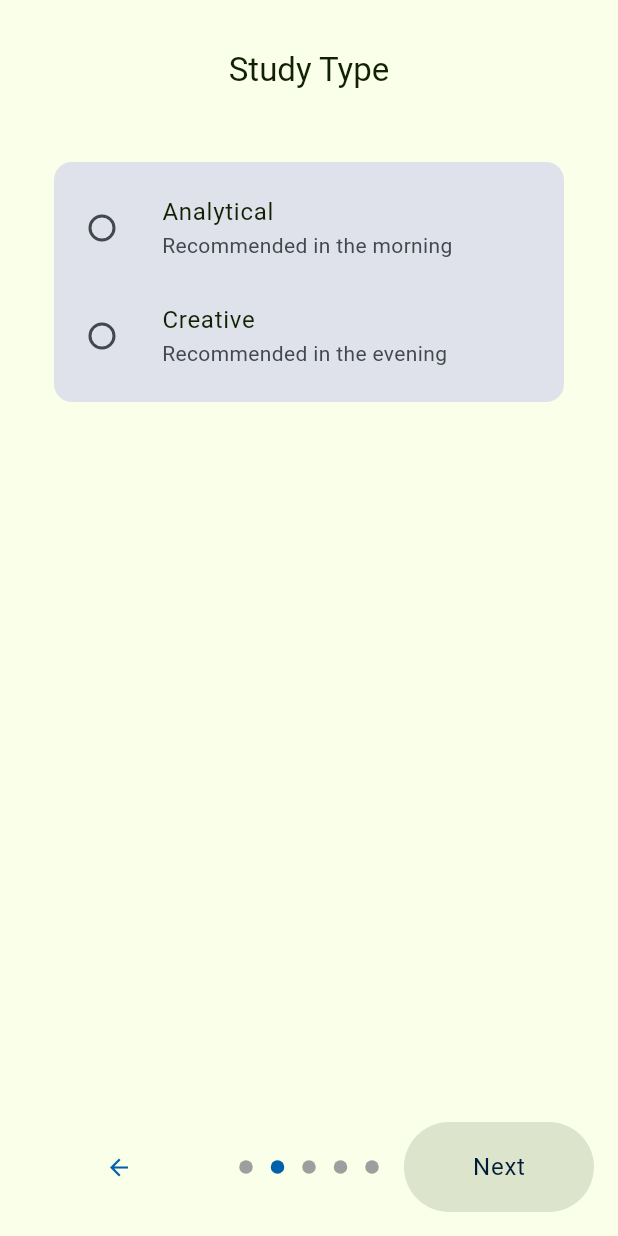
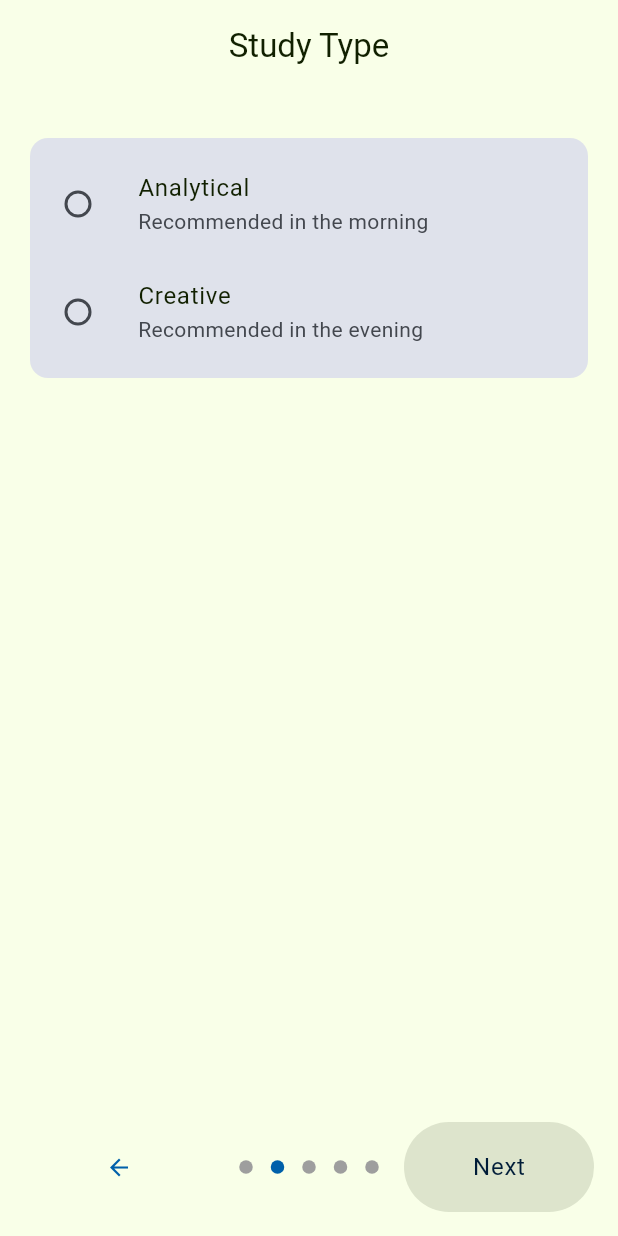
Before and after one commit to guyluz11/infinite_horizons, a Flutter app: the screen it shows after launch, after a tap on "Next", on a phone screen of 412 x 824 dp. Run offline on Flutter 3.47's test engine with Material 3 defaults, Android fonts, the phone set to English and light mode, and no system bars; drawn by our look-alikes of introduction_screen; our stand-ins replace animated_toggle_switch, audioplayers, confetti, easy_localization, liquid_progress_indicator_v2, logger and 3 more; missing offline and left inert: custom_timer, flutter_cached_pdfview, flutter_dnd, flutter_inappwebview, flutter_vibrate; statements that could not run were skipped.

Commit message:
Used PageEnclosureMolecule

```diff
--- a/assets/translations/en-US.json
+++ b/assets/translations/en-US.json
@@ -48,5 +48,6 @@
   "start_session": "Start Session",
   "in_session_tips": "In session tips",
   "error_pdf": "Some error occured while loading the resource",
-  "no_link": "No Link available for the resource"
+  "no_link": "No Link available for the resource",
+  "notes": "Notes"
 }
--- a/lib/presentation/molecules/energy_selection_molecule.dart
+++ b/lib/presentation/molecules/energy_selection_molecule.dart
@@ -55,16 +55,12 @@ class _EnergySelectionMoleculeState extends State<EnergySelectionMolecule> {
 
   @override
   Widget build(BuildContext context) {
-    return MarginedExpandedAtom(
+    return PageEnclosureMolecule(
+      title: 'energy',
+      scaffold: false,
       child: Column(
         crossAxisAlignment: CrossAxisAlignment.start,
         children: [
-          const TopBarMolecule(
-            title: 'energy',
-            topBarType: TopBarType.none,
-            margin: false,
-          ),
-          const SeparatorAtom(variant: SeparatorVariant.farApart),
           CardAtom(
             child: Column(
               crossAxisAlignment: CrossAxisAlignment.start,
--- a/lib/presentation/molecules/molecules.dart
+++ b/lib/presentation/molecules/molecules.dart
@@ -1,11 +1,11 @@
 export 'package:infinite_horizons/presentation/molecules/alert_dialog_molecule.dart';
 export 'package:infinite_horizons/presentation/molecules/bottom_navigation_bar_home_molecule.dart';
 export 'package:infinite_horizons/presentation/molecules/energy_selection_molecule.dart';
+export 'package:infinite_horizons/presentation/molecules/page_enclosure_molecule.dart';
 export 'package:infinite_horizons/presentation/molecules/pdf_viewer_molecule.dart';
 export 'package:infinite_horizons/presentation/molecules/progress_indicator_molecule.dart';
 export 'package:infinite_horizons/presentation/molecules/study_type_selection_molecule.dart';
 export 'package:infinite_horizons/presentation/molecules/timer_molecule.dart';
-export 'package:infinite_horizons/presentation/molecules/tip_resource_molecule.dart';
 export 'package:infinite_horizons/presentation/molecules/toggle_button_molecule.dart';
 export 'package:infinite_horizons/presentation/molecules/top_bar_molecule.dart';
 export 'package:infinite_horizons/presentation/molecules/web_view_molecule.dart';
--- /dev/null
+++ b/lib/presentation/molecules/page_enclosure_molecule.dart
@@ -0,0 +1,54 @@
+import 'package:flutter/material.dart';
+import 'package:infinite_horizons/presentation/atoms/atoms.dart';
+import 'package:infinite_horizons/presentation/molecules/molecules.dart';
+
+class PageEnclosureMolecule extends StatelessWidget {
+  const PageEnclosureMolecule({
+    required this.title,
+    required this.child,
+    this.margin = true,
+    this.topBarTranslate = true,
+    this.topBarType = TopBarType.none,
+    this.scaffold = true,
+    super.key,
+  });
+
+  final Widget child;
+  final String title;
+  final bool topBarTranslate;
+  final bool margin;
+  final bool scaffold;
+  final TopBarType topBarType;
+
+  Widget topBarHelper() {
+    return Column(
+      children: [
+        TopBarMolecule(
+          topBarType: topBarType,
+          title: title,
+          margin: false,
+          translate: topBarTranslate,
+        ),
+        const SeparatorAtom(variant: SeparatorVariant.farApart),
+        Expanded(
+          child: child,
+        ),
+      ],
+    );
+  }
+
+  @override
+  Widget build(BuildContext context) {
+    Widget page = topBarHelper();
+
+    if (margin) {
+      page = MarginedExpandedAtom(child: page);
+    }
+
+    if (scaffold) {
+      page = Scaffold(body: page);
+    }
+
+    return Expanded(child: page);
+  }
+}
--- a/lib/presentation/molecules/study_type_selection_molecule.dart
+++ b/lib/presentation/molecules/study_type_selection_molecule.dart
@@ -42,15 +42,11 @@ class _StudyTypeSelectionMoleculeState
 
   @override
   Widget build(BuildContext context) {
-    return MarginedExpandedAtom(
+    return PageEnclosureMolecule(
+      scaffold: false,
+      title: 'study_type',
       child: Column(
         children: [
-          const TopBarMolecule(
-            title: 'study_type',
-            topBarType: TopBarType.none,
-            margin: false,
-          ),
-          const SeparatorAtom(variant: SeparatorVariant.farApart),
           CardAtom(
             child: Column(
               children: [
--- a/lib/presentation/molecules/youtube_player_molecule.dart
+++ b/lib/presentation/molecules/youtube_player_molecule.dart
@@ -40,6 +40,7 @@ class _YoutubePlayerMoleculeState extends State<YoutubePlayerMolecule> {
   Widget build(BuildContext context) {
     final ThemeData themeData = Theme.of(context);
     final ColorScheme colorScheme = themeData.colorScheme;
+
     return YoutubePlayerBuilder(
       player: YoutubePlayer(
         controller: controller,
--- a/lib/presentation/organisms/intro/tips_organism.dart
+++ b/lib/presentation/organisms/intro/tips_organism.dart
@@ -30,17 +30,13 @@ class TipsOrganism extends StatelessWidget {
         )
         .toList();
 
-    return MarginedExpandedAtom(
+    return PageEnclosureMolecule(
+      scaffold: false,
+      title: 'efficient_tips'.tr(args: [studyType.tr()]),
+      topBarTranslate: false,
       child: Column(
         crossAxisAlignment: CrossAxisAlignment.start,
         children: [
-          TopBarMolecule(
-            title: 'efficient_tips'.tr(args: [studyType.tr()]),
-            topBarType: TopBarType.none,
-            margin: false,
-            translate: false,
-          ),
-          const SeparatorAtom(variant: SeparatorVariant.farApart),
           Center(
             child: Platform.isAndroid
                 ? ButtonAtom(
--- a/lib/presentation/organisms/intro/welcome_organism.dart
+++ b/lib/presentation/organisms/intro/welcome_organism.dart
@@ -6,16 +6,15 @@ import 'package:infinite_horizons/presentation/molecules/molecules.dart';
 class WelcomeOrganism extends StatelessWidget {
   @override
   Widget build(BuildContext context) {
-    return MarginedExpandedAtom(
+    return PageEnclosureMolecule(
+      scaffold: false,
+      title: 'study_efficiently',
+      child: Padding(
+        padding: const EdgeInsets.only(bottom: 30),
+        child: SingleChildScrollView(
           child: Column(
             crossAxisAlignment: CrossAxisAlignment.start,
             children: [
-          const TopBarMolecule(
-            topBarType: TopBarType.none,
-            title: 'study_efficiently',
-            margin: false,
-          ),
-          const SeparatorAtom(variant: SeparatorVariant.farApart),
               CardAtom(
                 image: Image.asset('assets/logo.png'),
                 imageColor: AppThemeData.logoBackgroundColor,
@@ -29,7 +28,7 @@ class WelcomeOrganism extends StatelessWidget {
                     SeparatorAtom(variant: SeparatorVariant.relatedElements),
                     TextAtom(
                         "Sometimes we study new material but can't remember as much as we would like to.\n"
-                    "Sometimes we work but our focus isn't as strong as we know it could be.\nUsing this app your study and work session efficiency can increase dramatically by following methods that got approved by studies and published in research papers.\n\n"),
+                        "Sometimes we work but our focus isn't as strong as we know it could be.\nUsing this app your study and work session efficiency can increase dramatically by following methods that got approved by studies and published in research papers.\n"),
                     TextAtom('Instructions', variant: TextVariant.smallTitle),
                     SeparatorAtom(variant: SeparatorVariant.relatedElements),
                     TextAtom(
@@ -43,6 +42,8 @@ class WelcomeOrganism extends StatelessWidget {
               const SeparatorAtom(),
             ],
           ),
+        ),
+      ),
     );
   }
 }
--- a/lib/presentation/pages/home_page.dart
+++ b/lib/presentation/pages/home_page.dart
@@ -1,5 +1,4 @@
 import 'package:flutter/material.dart';
-import 'package:infinite_horizons/presentation/atoms/atoms.dart';
 import 'package:infinite_horizons/presentation/molecules/molecules.dart';
 import 'package:infinite_horizons/presentation/organisms/organisms.dart';
 
@@ -38,8 +37,7 @@ class _HomePageState extends State<HomePage> {
   @override
   Widget build(BuildContext context) {
     return Scaffold(
-      body: MarginedExpandedAtom(
-        child: PageView(
+      body: PageView(
         onPageChanged: (index) {
           setState(() {
             _currentTabNum = index;
@@ -48,7 +46,6 @@ class _HomePageState extends State<HomePage> {
         controller: _pageController,
         children: _tabs,
       ),
-      ),
       bottomNavigationBar:
           BottomNavigationBarHomePage(callback, _currentTabNum),
     );
--- a/lib/presentation/pages/intro_page.dart
+++ b/lib/presentation/pages/intro_page.dart
@@ -30,6 +30,7 @@ class _IntroPageState extends State<IntroPage> {
         pageMargin: EdgeInsets.zero,
         footerPadding: EdgeInsets.zero,
         titlePadding: EdgeInsets.zero,
+        contentMargin: EdgeInsets.zero,
       );
 
   @override
@@ -48,6 +49,7 @@ class _IntroPageState extends State<IntroPage> {
         ),
         pages: [
           PageViewModel(
+            useScrollView: false,
             decoration: emptyPageDecoration(),
             bodyWidget: WelcomeOrganism(),
             titleWidget: const SizedBox(),
@@ -66,11 +68,13 @@ class _IntroPageState extends State<IntroPage> {
           ),
           PageViewModel(
             titleWidget: const SizedBox(),
+            useScrollView: false,
             decoration: emptyPageDecoration(),
             bodyWidget: TipsOrganism(studyType),
           ),
           PageViewModel(
             titleWidget: const SizedBox(),
+            useScrollView: false,
             decoration: emptyPageDecoration(),
             bodyWidget: EnergySelectionMolecule(() async {
               await Future.delayed(selectionTransitionDelay);
--- a/lib/presentation/pages/pages.dart
+++ b/lib/presentation/pages/pages.dart
@@ -3,3 +3,4 @@ export 'package:infinite_horizons/presentation/pages/intro_page.dart';
 export 'package:infinite_horizons/presentation/pages/ready_for_session_page.dart';
 export 'package:infinite_horizons/presentation/pages/tip_information_page.dart';
 export 'package:infinite_horizons/presentation/pages/tip_resources_page.dart';
+export 'package:infinite_horizons/presentation/pages/youtube_player_page.dart';
--- a/lib/presentation/pages/ready_for_session_page.dart
+++ b/lib/presentation/pages/ready_for_session_page.dart
@@ -1,6 +1,5 @@
 import 'package:flutter/cupertino.dart';
 import 'package:infinite_horizons/domain/study_type_abstract.dart';
-import 'package:infinite_horizons/presentation/atoms/atoms.dart';
 import 'package:infinite_horizons/presentation/molecules/molecules.dart';
 import 'package:infinite_horizons/presentation/organisms/organisms.dart';
 
@@ -31,24 +30,13 @@ class ReadyForSessionPage extends StatelessWidget {
         text = "So much energy 🔋⚡🔋⚡🔋⚡🔋\nLet's begin";
     }
 
-    return Expanded(
-      child: MarginedExpandedAtom(
-        child: Column(
-          crossAxisAlignment: CrossAxisAlignment.start,
-          children: [
-            const TopBarMolecule(
-              title: 'start_session',
-              topBarType: TopBarType.none,
-              margin: false,
-            ),
-            const SeparatorAtom(variant: SeparatorVariant.farApart),
-            Expanded(
-              child: ReadyForSessionOrganism(
-                callback,
-                topText: text,
-              ),
-            ),
-          ],
+    return PageEnclosureMolecule(
+      scaffold: false,
+      title: 'start_session',
+      child: Expanded(
+        child: ReadyForSessionOrganism(
+          callback,
+          topText: text,
         ),
       ),
     );
```
Also changed, not shown: lib/presentation/molecules/tip_resource_molecule.dart (deleted, +0 -45 lines), lib/presentation/organisms/text_area_organism.dart (+4 -12 lines), lib/presentation/pages/all_tips_page.dart (+1 -13 lines), lib/presentation/pages/tip_information_page.dart (+10 -14 lines), lib/presentation/pages/tip_resources_page.dart (+11 -7 lines). Lines whose indentation alone changed are shown as unchanged.
